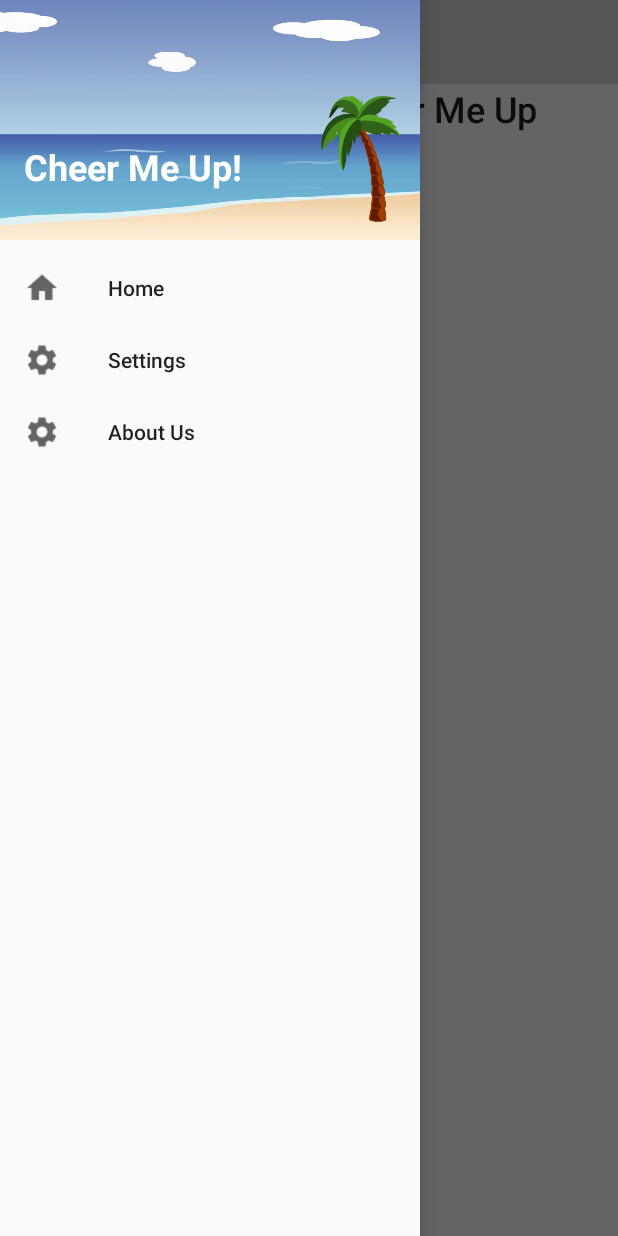
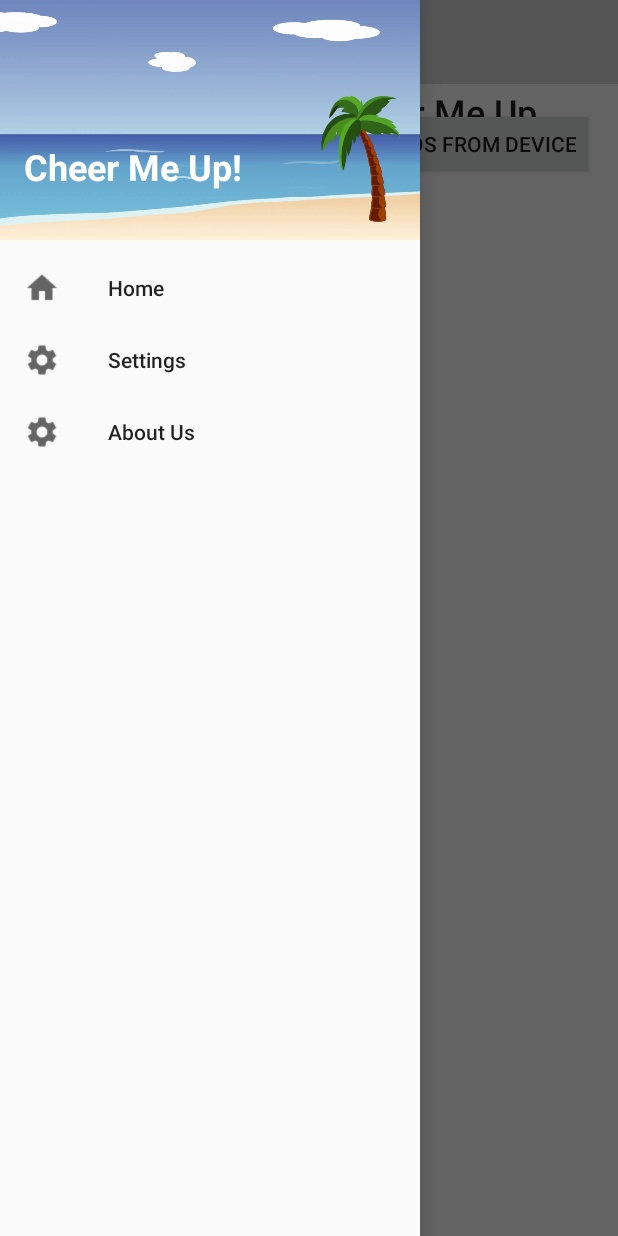
Before and after one commit to rbauwens/cheer-me-up, an Android app: the fragment SettingsFragment placed in its activity, with the side drawer open, on a phone screen of 412 x 824 dp. Run offline under Robolectric (Android 15) with nearby library versions, the phone set to English and light mode, and no system bars.

Commit message:
Add page for selecting photos from device

```diff
--- a/app/src/main/AndroidManifest.xml
+++ b/app/src/main/AndroidManifest.xml
@@ -11,8 +11,12 @@
         android:roundIcon="@mipmap/cmu_launcher_round"
         android:supportsRtl="true"
         android:theme="@style/AppTheme">
+        <activity android:name=".activity.SelectPhotoActivity">
+            <meta-data
+                android:name="android.support.PARENT_ACTIVITY"
+                android:value=".activity.MainActivity" />
+        </activity>
         <activity android:name=".activity.AboutUsActivity">
-            <!-- The meta-data tag is required if you support API level 15 and lower -->
             <meta-data
                 android:name="android.support.PARENT_ACTIVITY"
                 android:value=".activity.MainActivity" />
--- a/app/src/main/java/com/example/cheermeup/fragment/SettingsFragment.java
+++ b/app/src/main/java/com/example/cheermeup/fragment/SettingsFragment.java
@@ -1,15 +1,18 @@
 package com.example.cheermeup.fragment;
 import androidx.fragment.app.Fragment;
 
+import android.content.Intent;
 import android.view.LayoutInflater;
 import android.view.View;
 import android.view.ViewGroup;
 import android.os.Bundle;
+import android.widget.Button;
 
 import androidx.recyclerview.widget.GridLayoutManager;
 import androidx.recyclerview.widget.RecyclerView;
 
 import com.example.cheermeup.R;
+import com.example.cheermeup.activity.SelectPhotoActivity;
 
 import org.jetbrains.annotations.NotNull;
 
@@ -23,7 +26,17 @@ public class SettingsFragment extends Fragment {
     @Override
     public View onCreateView(@NotNull LayoutInflater inflater, ViewGroup parent, Bundle savedInstanceState) {
 
-        return inflater.inflate(R.layout.fragment_settings, parent, false);
+        final View inputView =  inflater.inflate(R.layout.fragment_settings, parent, false);
+
+        Button selectPhotoButton = inputView.findViewById(R.id.add_photos_button);
+        selectPhotoButton.setOnClickListener(new View.OnClickListener() {
+            @Override
+            public void onClick(View v) {
+                Intent intent = new Intent(inputView.getContext(), SelectPhotoActivity.class);
+                startActivity(intent);
+            }
+        });
+        return inputView;
     }
 
     @Override
@@ -43,4 +56,7 @@ public class SettingsFragment extends Fragment {
         SettingsRecyclerViewDataAdapter settingsDataAdapter = new SettingsRecyclerViewDataAdapter(photoItemList);
         settingsRecyclerView.setAdapter(settingsDataAdapter);
     }
+
+
+
 }
--- a/app/src/main/res/layout/fragment_settings.xml
+++ b/app/src/main/res/layout/fragment_settings.xml
@@ -1,5 +1,6 @@
 <?xml version="1.0" encoding="utf-8"?>
-<androidx.constraintlayout.widget.ConstraintLayout xmlns:android="http://schemas.android.com/apk/res/android"
+<androidx.constraintlayout.widget.ConstraintLayout
+    xmlns:android="http://schemas.android.com/apk/res/android"
     xmlns:app="http://schemas.android.com/apk/res-auto"
     xmlns:tools="http://schemas.android.com/tools"
     android:id="@+id/settings_layout"
@@ -11,14 +12,29 @@
         android:layout_width="wrap_content"
         android:layout_height="wrap_content"
         android:layout_marginLeft="16dp"
+        android:layout_marginStart="16dp"
+        app:layout_constraintBottom_toTopOf="@+id/card_view_photo_list"
+        app:layout_constraintStart_toStartOf="@+id/card_view_photo_list"
+        app:layout_constraintTop_toTopOf="parent"
         android:text="@string/photo_settings_header"
         android:textColor="#ED0C0C0C"
         app:fontFamily="sans-serif-medium"
-        android:textSize="24sp"
+        android:textSize="24sp" />
+
+    <Button
+        android:id="@+id/add_photos_button"
+        android:layout_width="wrap_content"
+        android:layout_height="wrap_content"
+        android:layout_marginRight="16dp"
+        android:layout_marginTop="16dp"
         app:layout_constraintBottom_toTopOf="@+id/card_view_photo_list"
-        app:layout_constraintStart_toStartOf="@+id/card_view_photo_list"
+        app:layout_constraintEnd_toEndOf="parent"
         app:layout_constraintTop_toTopOf="parent"
-        android:layout_marginStart="16dp" />
+        android:text="@string/add_photos"
+        tools:layout_editor_absoluteX="710dp"
+        tools:layout_editor_absoluteY="-18dp"
+        android:layout_marginEnd="16dp"
+        android:onClick="selectPhotos"/>
 
     <androidx.recyclerview.widget.RecyclerView
         android:id="@+id/card_view_photo_list"
--- a/app/src/main/res/values/strings.xml
+++ b/app/src/main/res/values/strings.xml
@@ -12,6 +12,8 @@
 
     <!-- Settings Page labels -->
     <string name="photo_settings_header">View and Edit your Cheer Me Up Photos</string>
+    <string name="add_photos">Add photos from device</string>
+    <string name="select_photos">Click to add photos from your device</string>
 
     <!-- Navigation Drawer menu labels -->
     <string name="nav_home">Home</string>
```
Also changed, not shown: app/src/main/java/com/example/cheermeup/activity/SelectPhotoActivity.java (added, +17 -0 lines), app/src/main/res/layout/activity_select_photo.xml (added, +18 -0 lines), app/src/main/res/layout/fragment_home.xml (+4 -3 lines).
